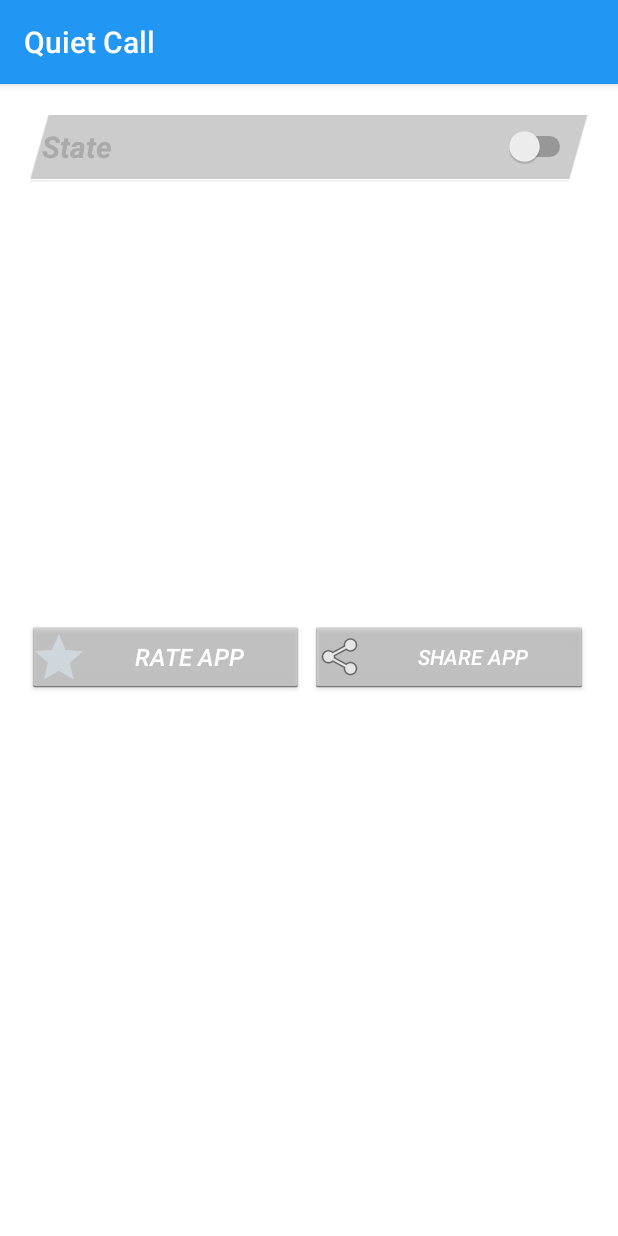
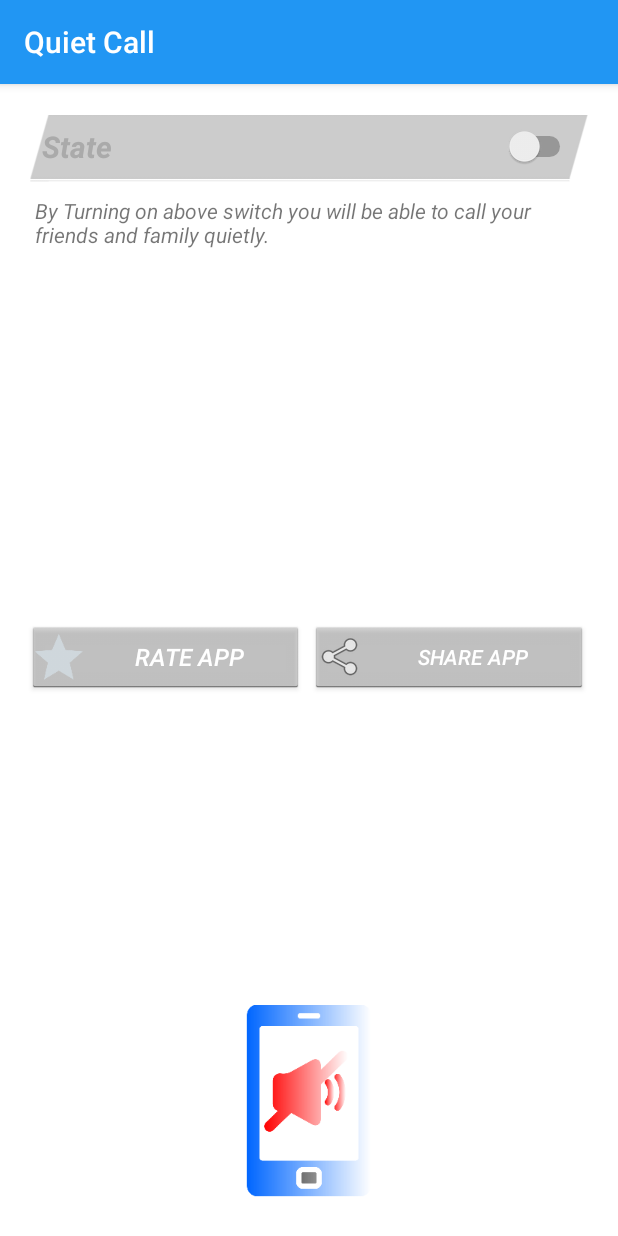
Before and after one commit to s9iper1/call-silencer, an Android app: the screen it shows after launch (MainActivity), on a phone screen of 412 x 824 dp. Run offline under Robolectric (Android 15) with nearby library versions, the phone set to English and light mode, and no system bars.

Commit message:
change icons

```diff
--- a/app/src/main/res/layout/activity_main.xml
+++ b/app/src/main/res/layout/activity_main.xml
@@ -25,6 +25,16 @@
         android:layout_centerHorizontal="true"
         android:background="@drawable/apptheme_switch_inner_holo_light"
         android:id="@+id/service_switch" />
+
+    <TextView
+        android:layout_width="match_parent"
+        android:layout_height="wrap_content"
+        android:textSize="14sp"
+        android:layout_margin="2dp"
+        android:padding="5dp"
+        android:layout_below="@+id/service_switch"
+        android:text="@string/text"
+        android:textStyle="italic"/>
 
     <LinearLayout
         android:layout_width="match_parent"
@@ -66,4 +76,14 @@
 
     </LinearLayout>
 
+    <ImageView
+        android:layout_width="wrap_content"
+        android:layout_height="wrap_content"
+        android:src="@mipmap/icon_launcher"
+        android:layout_alignParentBottom="true"
+        android:layout_centerHorizontal="true"
+        android:layout_centerVertical="true"
+        android:layout_marginBottom="10dp"
+        android:id="@+id/imageView" />
+
 </RelativeLayout>
--- a/app/src/main/res/values/strings.xml
+++ b/app/src/main/res/values/strings.xml
@@ -2,9 +2,10 @@
     <string name="app_name">Quiet Call</string>
     <string name="Share_App_Sub">"Android Application"</string>
     <string name="Share_App_Body_top">" just found "</string>
-    <string name="Share_App_Body_middle"> , it is a great Android app that will silence your phone during phone call. You must be annoyed with vibration when Message or other Social Network Notification  came during call. You can download it here:</string>
+    <string name="Share_App_Body_middle"> , it is a great Android app that will make sure you don\'t get disturbed during phone call. You must be annoyed with vibration when Message or other Social Network Notification come during phone call. You can download it here:</string>
     <string name="Share_App_Body_bottom">""</string>
     <string name="state">State</string>
     <string name="rate_app">rate app</string>
     <string name="share_app">share App</string>
+    <string name="text">By Turning on above switch you will be able to call your friends and family quietly.</string>
 </resources>
```
Also changed, not shown: app/build.gradle (+4 -4 lines), app/src/main/res/layout/activity_splash.xml (+13 -0 lines), app/src/main/res/mipmap-xxxhdpi/icon_launcher.png.
